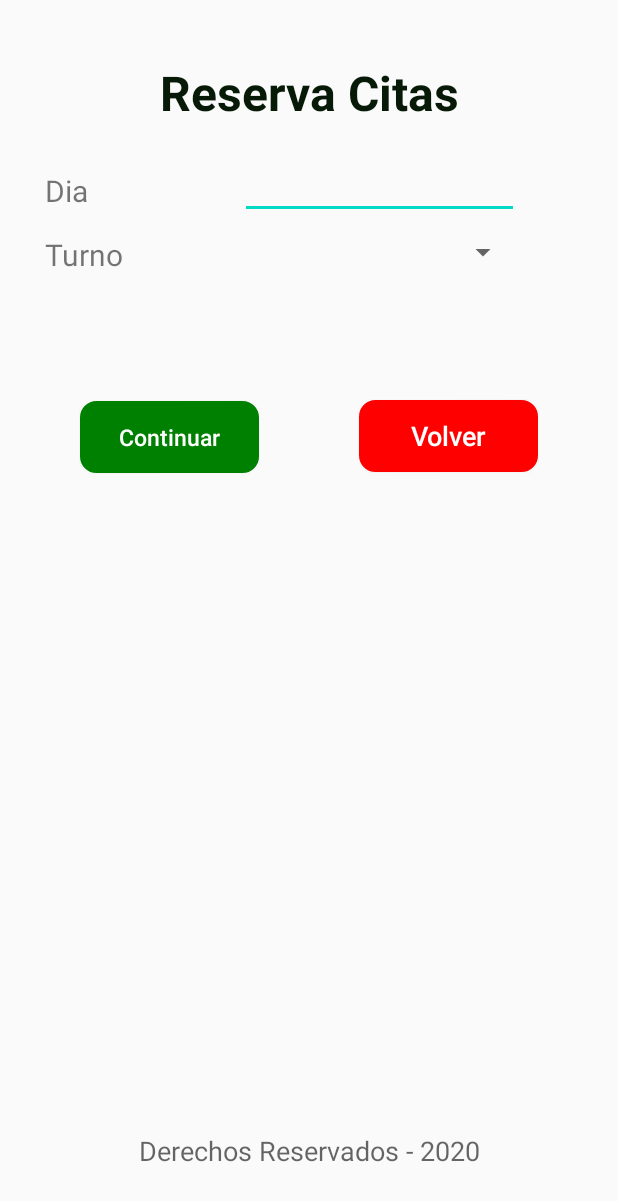
After one commit to Joss-ZZ/ProyectoAngelDent, an Android app: the ReservarHoraActivity screen opened directly, with no data from a screen before it, on a phone screen of 412 x 824 dp. The commit adds this screen. Shown: the top 1201 px of the screen. Run offline under Robolectric (Android 15) with nearby library versions, the phone set to English and light mode, and no system bars.

Commit message:
reservarcita

```diff
--- a/app/src/main/AndroidManifest.xml
+++ b/app/src/main/AndroidManifest.xml
@@ -11,7 +11,8 @@
         android:roundIcon="@mipmap/ic_launcher_round"
         android:supportsRtl="true"
         android:theme="@style/AppTheme">
-        <activity android:name=".RecuperarActivity"></activity>
+        <activity android:name=".ReservarHoraActivity"></activity>
+        <activity android:name=".RecuperarActivity" />
         <activity android:name=".Registro2Activity" />
         <activity android:name=".RegistroActivity" />
         <activity android:name=".LoginActivity" />
--- /dev/null
+++ b/app/src/main/java/com/example/proyecto/ReservarHoraActivity.java
@@ -0,0 +1,80 @@
+package com.example.proyecto;
+
+import androidx.appcompat.app.AppCompatActivity;
+
+import android.app.DatePickerDialog;
+import android.app.Dialog;
+import android.os.Bundle;
+import android.view.View;
+import android.widget.ArrayAdapter;
+import android.widget.DatePicker;
+import android.widget.EditText;
+import android.widget.Spinner;
+
+import java.lang.reflect.Array;
+import java.util.Calendar;
+
+public class ReservarHoraActivity extends AppCompatActivity implements View.OnClickListener {
+    Spinner jSpinner;
+    EditText jtxtEdit;
+    private int smes, sdia, saño, nmes, ndia, naño;
+    static final int DATE_ID = 0;
+    Calendar c = Calendar.getInstance();
+
+    @Override
+    protected void onCreate(Bundle savedInstanceState) {
+        super.onCreate(savedInstanceState);
+        setContentView(R.layout.activity_reservar_hora);
+        jSpinner = findViewById(R.id.txtSpinner);
+        jtxtEdit = findViewById(R.id.txtEdit);
+        smes = c.get(Calendar.MONTH);
+        saño = c.get(Calendar.YEAR);
+        sdia = c.get(Calendar.DAY_OF_MONTH);
+        jtxtEdit.setOnClickListener(this);
+        String[] opciones = {"", "Mañana", "Tarde"};
+        ArrayAdapter<String> adapter = new ArrayAdapter<String>(this, android.R.layout.simple_spinner_item, opciones);
+        jSpinner.setAdapter(adapter);
+
+    }
+
+    @Override
+    public void onClick(View view) {
+        switch (view.getId()) {
+            case R.id.txtEdit:
+                fecha();
+        }
+
+    }
+
+    private void fecha() {
+       showDialog(DATE_ID);
+
+    }
+
+    private void colocar_fecha()
+
+    {
+        jtxtEdit.setText((nmes + 1) + "-" + ndia + "-" + naño + " ");
+    }
+
+
+    private DatePickerDialog.OnDateSetListener nDateSetListener = new DatePickerDialog.OnDateSetListener() {
+        @Override
+        public void onDateSet(DatePicker datePicker, int year, int month , int day) {
+naño=year;
+ndia=day;
+nmes=month;
+colocar_fecha();
+        }
+    };
+
+protected Dialog onCreateDialog (int id){
+    switch (id){
+        case DATE_ID:
+            return new DatePickerDialog(this,nDateSetListener,saño,smes,sdia);
+    }
+
+    return null;
+}
+
+}
--- /dev/null
+++ b/app/src/main/res/layout/activity_reservar_hora.xml
@@ -0,0 +1,117 @@
+<?xml version="1.0" encoding="utf-8"?>
+<androidx.constraintlayout.widget.ConstraintLayout xmlns:android="http://schemas.android.com/apk/res/android"
+    xmlns:app="http://schemas.android.com/apk/res-auto"
+    xmlns:tools="http://schemas.android.com/tools"
+    android:layout_width="match_parent"
+    android:layout_height="match_parent"
+    tools:context=".ReservarHoraActivity">
+
+    <LinearLayout
+        android:layout_width="match_parent"
+        android:layout_height="match_parent"
+        android:layout_margin="20dp"
+        android:orientation="vertical">
+
+        <TextView
+            android:layout_width="match_parent"
+            android:layout_height="wrap_content"
+            android:gravity="center_horizontal"
+            android:text="@string/lblHoraCita"
+            android:textColor="#071907"
+            android:textSize="32sp"
+            android:textStyle="bold"
+            android:layout_margin="20dp"
+            tools:layout_editor_absoluteX="-14dp"
+            tools:layout_editor_absoluteY="173dp" />
+
+        <TextView
+            android:layout_width="66dp"
+            android:layout_height="wrap_content"
+            android:layout_margin="10dp"
+            android:text="@string/txtDia"
+            android:textSize="20dp" />
+
+        <EditText
+            android:layout_width="186dp"
+            android:id="@+id/txtEdit"
+            android:layout_height="wrap_content"
+            android:layout_marginLeft="140dp"
+            android:layout_marginTop="-50dp" />
+        <TextView
+            android:layout_width="68dp"
+            android:layout_height="wrap_content"
+            android:layout_margin="10dp"
+            android:text="@string/txtTurno"
+            android:textSize="20dp" />
+
+
+        <Spinner
+            android:id="@+id/txtSpinner"
+            android:layout_width="216dp"
+            android:layout_height="wrap_content"
+            android:layout_marginLeft="110dp"
+            android:layout_marginTop="-37dp"
+            android:hint="@string/txtSpinner"
+            android:inputType="text" />
+
+        <LinearLayout
+            android:layout_width="match_parent"
+            android:layout_height="wrap_content"
+            android:orientation="horizontal"
+            android:gravity="center"
+            android:layout_margin="40px">
+
+
+        </LinearLayout>
+
+        <LinearLayout
+            android:layout_width="match_parent"
+            android:layout_height="wrap_content"
+            android:orientation="horizontal" >
+            <Button
+                android:id="@+id/btnIngresar"
+                style="@style/Widget.AppCompat.Button.Colored"
+                android:layout_width="match_parent"
+                android:layout_height="wrap_content"
+                android:layout_weight="1"
+                android:layout_margin="50px"
+                android:text="@string/btnContinuar"
+                android:textSize="15sp"
+                android:textAllCaps="false"
+                android:background="@drawable/mi_boton"/>
+
+            <Button
+                android:id="@+id/btnSalir"
+                style="@style/Widget.AppCompat.Button.Colored"
+                android:layout_width="match_parent"
+                android:layout_height="wrap_content"
+                android:layout_margin="50px"
+                android:layout_weight="1"
+                android:background="@drawable/mi_boton2"
+                android:text="@string/btnVolver"
+                android:textAllCaps="false"
+                android:textSize="18sp" />
+        </LinearLayout>
+
+        <LinearLayout
+            android:layout_width="match_parent"
+            android:layout_height="wrap_content"
+            android:orientation="horizontal"
+            android:gravity="center"
+            android:layout_margin="40px">
+
+
+        </LinearLayout>
+
+        <TextView
+            android:layout_width="match_parent"
+            android:layout_height="match_parent"
+            android:text="@string/CopyRight"
+            android:layout_marginBottom="10px"
+            android:gravity="bottom|center_horizontal"
+            android:layout_gravity="bottom"
+            style="@style/TextAppearance.AppCompat.Medium"     />
+
+    </LinearLayout>
+
+</androidx.constraintlayout.widget.ConstraintLayout>
--- a/app/src/main/res/values/strings.xml
+++ b/app/src/main/res/values/strings.xml
@@ -14,6 +14,10 @@
     <string name="btnIngresar">Ingresar</string>
     <string name="btnRegistrar">Registrarse</string>
     <string name="btnValidar">Validar</string>
+    <string name="lblHoraCita">Reserva Citas</string>
+    <string name="txtDia">Dia</string>
+    <string name="txtTurno">Turno</string>
+    <string name="btnVolver">Volver</string>
 
 
     <string name="RecordarClave">Recordar Clave</string>
@@ -26,7 +30,9 @@
 
 
     <string name="btnContinuar">Continuar</string>
+    <string name="btnContinuar1">Continuar</string>
     <string name="btnAtras">Atras</string>
+    <string name="txtSpinner">Turnos</string>
 
     <string name="lblOlvide">¿No tienes una cuenta?</string>
     <string name="lblOlvideContraseña">¿Olvidastes tu contraseña?</string>
```
